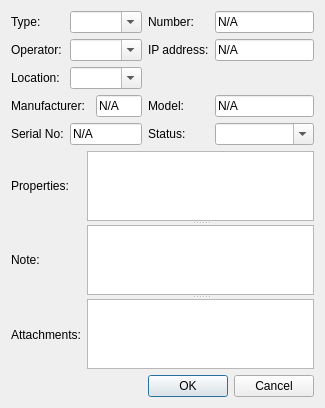
Qt form items.ui (firemariovn/qt-inventory) before a commit.
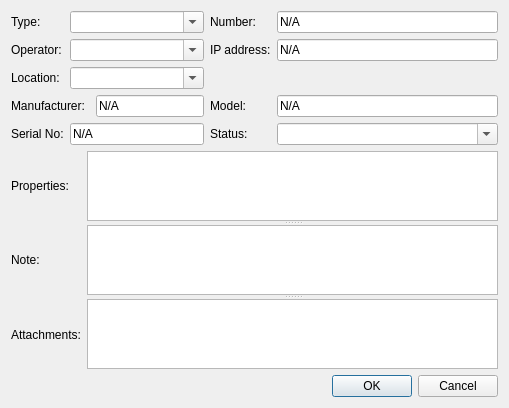
The same form after that commit. Custom widgets are drawn as their Qt base class.

What changed in the file:
```diff
--- a/items.ui
+++ b/items.ui
@@ -6,7 +6,7 @@
    <rect>
     <x>0</x>
     <y>0</y>
-    <width>309</width>
+    <width>509</width>
     <height>404</height>
    </rect>
   </property>
```
